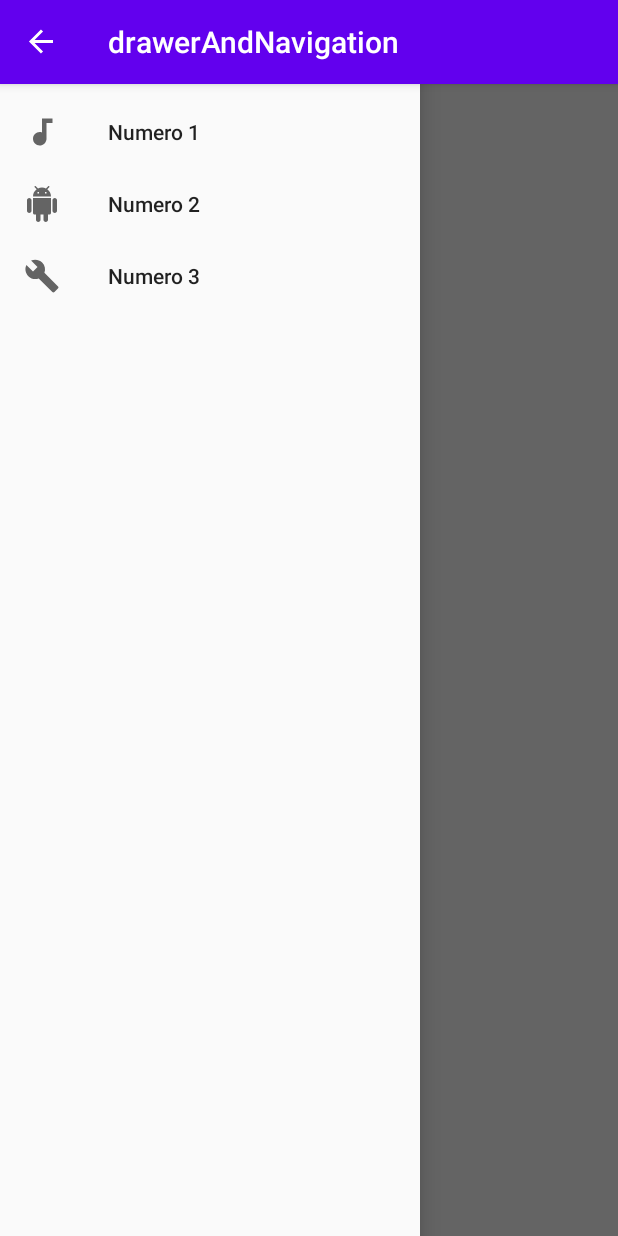
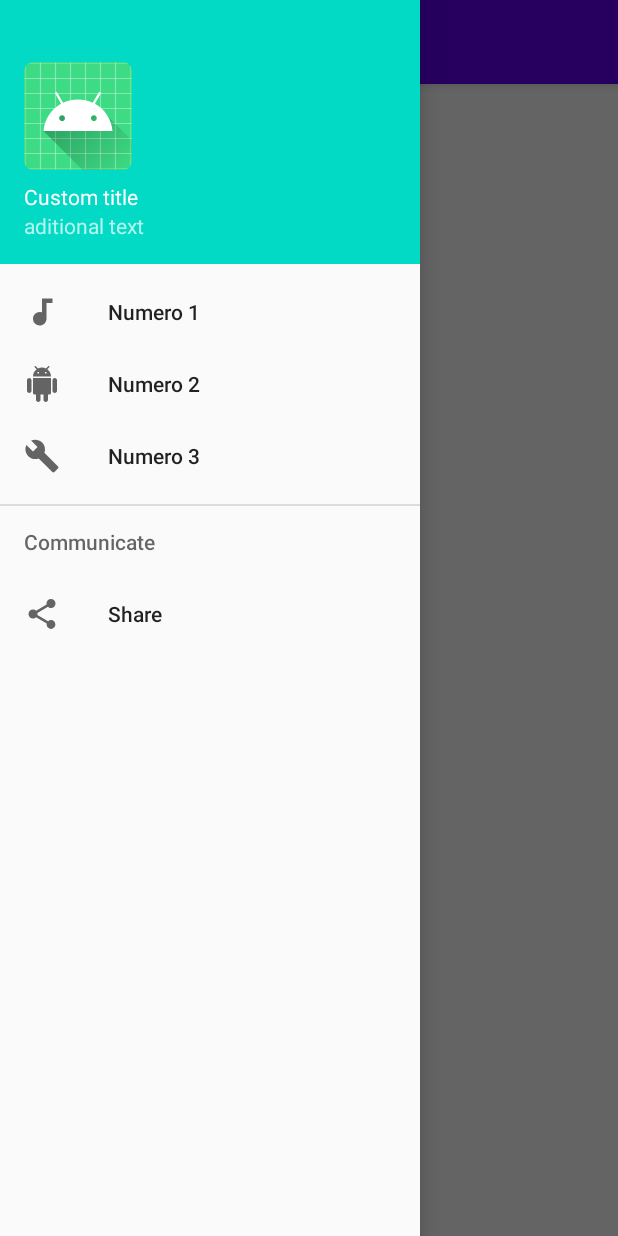
Before and after one commit to Arturo785/navDrawer_with_navGraph, an Android app: the screen it shows after launch (MainActivity), with the side drawer open, on a phone screen of 412 x 824 dp. Run offline under Robolectric (Android 15) with nearby library versions, the phone set to English and light mode, and no system bars; our stand-ins replace navigation-ui; 1 statement that could not run was skipped.

Commit message:
Addition of nav_header, style, backArrow function and hide items fun

```diff
--- a/app/src/main/java/com/example/drawerandnavigation/MainActivity.kt
+++ b/app/src/main/java/com/example/drawerandnavigation/MainActivity.kt
@@ -4,6 +4,7 @@ import androidx.appcompat.app.AppCompatActivity
 import android.os.Bundle
 import android.view.MenuItem
 import androidx.appcompat.app.ActionBarDrawerToggle
+import androidx.core.view.GravityCompat
 import androidx.navigation.fragment.findNavController
 import androidx.navigation.ui.setupWithNavController
 import kotlinx.android.synthetic.main.activity_main.*
@@ -17,10 +18,15 @@ class MainActivity : AppCompatActivity() {
         super.onCreate(savedInstanceState)
         setContentView(R.layout.activity_main)
 
+        setSupportActionBar(toolBar)
+
         //This sets the drawer layout and the listener of the hamburger
         toogle = ActionBarDrawerToggle(this,navigation_drawer_layout,R.string.open,R.string.close)
         navigation_drawer_layout.addDrawerListener(toogle)
         toogle.syncState()
+
+        //hide some items
+        hideSomeItems()
 
         //To make the hamburger appear
         supportActionBar?.setDisplayHomeAsUpEnabled(true)
@@ -36,4 +42,18 @@ class MainActivity : AppCompatActivity() {
         }
         return super.onOptionsItemSelected(item)
     }
+
+    override fun onBackPressed() {
+        if (navigation_drawer_layout.isDrawerOpen(GravityCompat.START)){
+            navigation_drawer_layout.closeDrawer(GravityCompat.START)
+        }
+        else{
+            super.onBackPressed()
+        }
+    }
+
+    private fun hideSomeItems(){
+        val menu = nav_view.menu
+        menu.findItem(R.id.nav_send).isVisible = false
+    }
 }
--- /dev/null
+++ b/app/src/main/res/drawable/ic_send.xml
@@ -0,0 +1,10 @@
+<vector xmlns:android="http://schemas.android.com/apk/res/android"
+    android:width="24dp"
+    android:height="24dp"
+    android:viewportWidth="24"
+    android:viewportHeight="24"
+    android:tint="?attr/colorControlNormal">
+  <path
+      android:fillColor="@android:color/white"
+      android:pathData="M2.01,21L23,12 2.01,3 2,10l15,2 -15,2z"/>
+</vector>
--- /dev/null
+++ b/app/src/main/res/drawable/ic_share.xml
@@ -0,0 +1,10 @@
+<vector xmlns:android="http://schemas.android.com/apk/res/android"
+    android:width="24dp"
+    android:height="24dp"
+    android:viewportWidth="24"
+    android:viewportHeight="24"
+    android:tint="?attr/colorControlNormal">
+  <path
+      android:fillColor="@android:color/white"
+      android:pathData="M18,16.08c-0.76,0 -1.44,0.3 -1.96,0.77L8.91,12.7c0.05,-0.23 0.09,-0.46 0.09,-0.7s-0.04,-0.47 -0.09,-0.7l7.05,-4.11c0.54,0.5 1.25,0.81 2.04,0.81 1.66,0 3,-1.34 3,-3s-1.34,-3 -3,-3 -3,1.34 -3,3c0,0.24 0.04,0.47 0.09,0.7L8.04,9.81C7.5,9.31 6.79,9 6,9c-1.66,0 -3,1.34 -3,3s1.34,3 3,3c0.79,0 1.5,-0.31 2.04,-0.81l7.12,4.16c-0.05,0.21 -0.08,0.43 -0.08,0.65 0,1.61 1.31,2.92 2.92,2.92 1.61,0 2.92,-1.31 2.92,-2.92s-1.31,-2.92 -2.92,-2.92z"/>
+</vector>
--- a/app/src/main/res/layout/activity_main.xml
+++ b/app/src/main/res/layout/activity_main.xml
@@ -13,6 +13,17 @@
         android:id="@+id/frame_fragments"
         android:layout_width="match_parent"
         android:layout_height="match_parent">
+
+        <androidx.appcompat.widget.Toolbar
+            android:id="@+id/toolBar"
+            android:layout_width="match_parent"
+            android:layout_height="?attr/actionBarSize"
+            android:background="@color/colorPrimary"
+            android:elevation="4dp"
+            android:theme="@style/ThemeOverlay.AppCompat.Dark.ActionBar"
+            app:popupTheme="@style/ThemeOverlay.AppCompat.Light"
+            >
+        </androidx.appcompat.widget.Toolbar>
 
         <fragment
             android:id="@+id/myNavHostFragment"
@@ -31,6 +42,7 @@
         android:layout_height="match_parent"
         android:layout_gravity="start"
         android:fitsSystemWindows="true"
+        app:headerLayout="@layout/nav_header"
         app:menu="@menu/drawer_menu">
     </com.google.android.material.navigation.NavigationView>
 
--- /dev/null
+++ b/app/src/main/res/layout/nav_header.xml
@@ -0,0 +1,28 @@
+<?xml version="1.0" encoding="utf-8"?>
+<LinearLayout xmlns:android="http://schemas.android.com/apk/res/android"
+    android:layout_width="match_parent"
+    android:layout_height="176dp"
+    android:background="@color/colorAccent"
+    android:gravity="bottom"
+    android:orientation="vertical"
+    android:padding="16dp"
+    android:theme="@style/ThemeOverlay.AppCompat.Dark">
+
+    <ImageView
+        android:layout_width="wrap_content"
+        android:layout_height="wrap_content"
+        android:src="@mipmap/ic_launcher_round" />
+
+    <TextView
+        android:layout_width="wrap_content"
+        android:layout_height="wrap_content"
+        android:paddingTop="8dp"
+        android:text="Custom title"
+        android:textAppearance="@style/TextAppearance.AppCompat.Body1" />
+
+    <TextView
+        android:layout_width="wrap_content"
+        android:layout_height="wrap_content"
+        android:text="aditional text" />
+
+</LinearLayout>
--- a/app/src/main/res/menu/drawer_menu.xml
+++ b/app/src/main/res/menu/drawer_menu.xml
@@ -1,6 +1,7 @@
 <?xml version="1.0" encoding="utf-8"?>
 <menu xmlns:android="http://schemas.android.com/apk/res/android">
 
+    <group android:checkableBehavior="single">
         <item android:id="@+id/fragmentNumberOne"
             android:title="Numero 1"
             android:icon="@drawable/ic_audiotrack_black_24dp"
@@ -15,5 +16,21 @@
             android:title="Numero 3"
             android:icon="@drawable/ic_build_black_24dp"
             />
+    </group>
+
+    <item android:title="Communicate">
+        <menu>
+            <item
+                android:id="@+id/nav_share"
+                android:icon="@drawable/ic_share"
+                android:title="Share" />
+            <item
+                android:id="@+id/nav_send"
+                android:icon="@drawable/ic_send"
+                android:title="Send" />
+        </menu>
+    </item>
+
+
 
 </menu>
--- a/app/src/main/res/values/styles.xml
+++ b/app/src/main/res/values/styles.xml
@@ -1,7 +1,7 @@
 <resources>
 
     <!-- Base application theme. -->
-    <style name="AppTheme" parent="Theme.AppCompat.Light.DarkActionBar">
+    <style name="AppTheme" parent="Theme.AppCompat.Light.NoActionBar">
         <!-- Customize your theme here. -->
         <item name="colorPrimary">@color/colorPrimary</item>
         <item name="colorPrimaryDark">@color/colorPrimaryDark</item>
```
Also changed, not shown: app/src/main/res/values/strings.xml (line endings or trailing spaces). Lines whose indentation alone changed are shown as unchanged.
